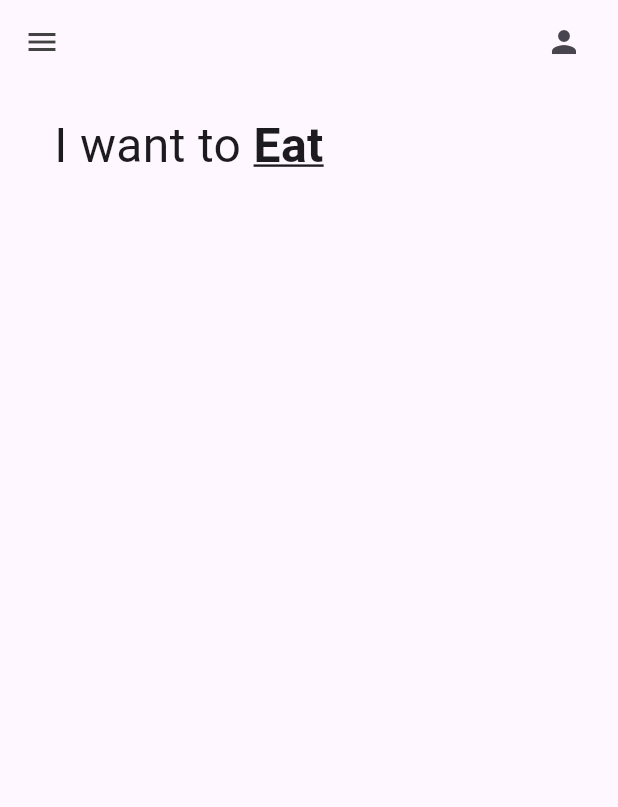
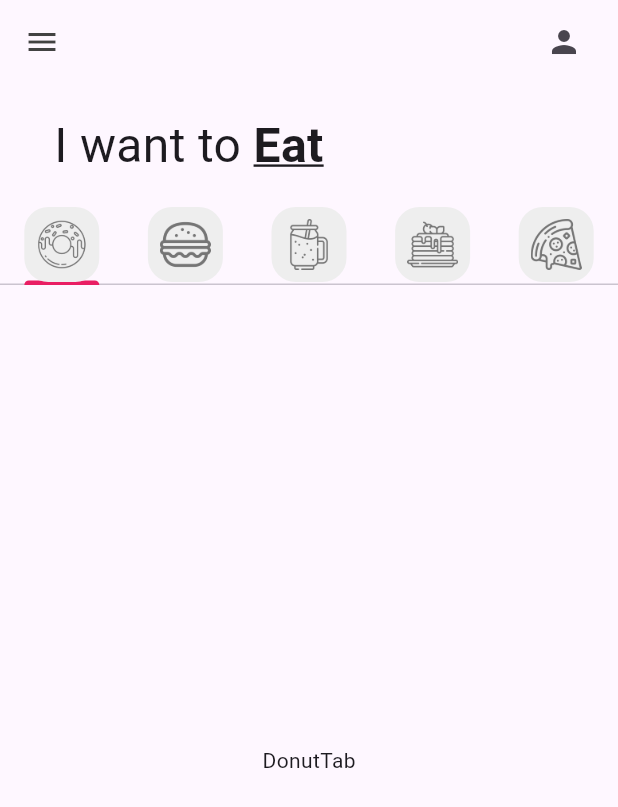
Before and after one commit to Jaimeescobar857/Donnut_App_2a_Escobar., a Flutter app: the screen it shows after launch, on a phone screen of 412 x 824 dp. Shown: the top 807 px of the screen. Run offline on Flutter 3.47's test engine with Material 3 defaults, Android fonts, the phone set to English and light mode, and no system bars.

Commit message:
Starting TabBar Preview

```diff
--- a/lib/main.dart
+++ b/lib/main.dart
@@ -15,6 +15,7 @@ class MyApp extends StatelessWidget {
       debugShowCheckedModeBanner: false,
       title: 'Flutter Demo',
       theme: ThemeData(
+        tabBarTheme: const TabBarTheme(indicatorColor: Colors.pink),
 
         colorScheme: ColorScheme.fromSeed(seedColor: Colors.deepPurple),
         useMaterial3: true,
--- a/lib/pages/home_page.dart
+++ b/lib/pages/home_page.dart
@@ -1,4 +1,10 @@
 import 'package:flutter/material.dart';
+import 'package:flutter_application_1/tabs/burger_tab.dart';
+import 'package:flutter_application_1/tabs/donut_tab.dart';
+import 'package:flutter_application_1/tabs/pancakes_tab.dart';
+import 'package:flutter_application_1/tabs/pizza_tab.dart';
+import 'package:flutter_application_1/tabs/smoothie_tab.dart';
+import 'package:flutter_application_1/utils/my_tab.dart';
 
 class HomePage extends StatefulWidget {
   const HomePage({super.key});
@@ -8,9 +14,24 @@ class HomePage extends StatefulWidget {
 }
 
 class _HomePageState extends State<HomePage> {
+
+  List<Widget> myTabs = [
+    //Donut tab
+    const MyTab(iconpath: 'lib/icons/donut.png'),
+    //Burguer tab
+    const MyTab(iconpath: 'lib/icons/burger.png'),
+    //Smoothie tab
+    const MyTab(iconpath: 'lib/icons/smoothie.png'),
+    //Pancake tab
+    const MyTab(iconpath: 'lib/icons/pancakes.png'),
+    //Pizza tab
+    const MyTab(iconpath: 'lib/icons/pizza.png'),
+  ];
   @override
   Widget build(BuildContext context) {
-    return Scaffold(
+    return DefaultTabController(
+      length: myTabs.length,
+      child: Scaffold(
         appBar: AppBar(
           backgroundColor: Colors.transparent,
           //ícono de la izquierda
@@ -41,14 +62,26 @@ class _HomePageState extends State<HomePage> {
                     )
                 ],
               ),
+            ),
+            //Tab bar
+            TabBar(tabs: myTabs),
+            //Tab bar view
+            Expanded(
+              child: TabBarView(children: [
+                DonutTab(),
+                BurgerTab(),
+                SmoothieTab(),
+                PancakesTab(),
+                PizzaTab(),
+
+
+              ],
+              ),
             )
-          //Tab bar
-
-          //Tab bar view
-
             //Carrito
           ],
         )
+      ),
     );
   }
 }
--- /dev/null
+++ b/lib/tabs/donut_tab.dart
@@ -0,0 +1,13 @@
+import 'package:flutter/material.dart';
+
+class DonutTab extends StatelessWidget {
+  const DonutTab({super.key});
+
+  @override
+  Widget build(BuildContext context) {
+    return Center(
+      child: Text("DonutTab"),
+
+    );
+  }
+}
--- /dev/null
+++ b/lib/utils/my_tab.dart
@@ -0,0 +1,24 @@
+import 'package:flutter/material.dart';
+
+class MyTab extends StatelessWidget {
+  final String iconpath;
+  const MyTab({super.key, required this.iconpath});
+
+  @override
+  Widget build(BuildContext context) {
+    return Tab(
+      height: 50,
+      child: Container(
+        padding: const EdgeInsets.all(8.0),
+        decoration: BoxDecoration(
+          color: Colors.grey[200],
+          borderRadius: BorderRadius.circular(16),
+        ),
+        child: Image.asset(
+          iconpath,
+        color: Colors.grey[600]
+        )
+      )
+    );
+  }
+}
--- a/pubspec.yaml
+++ b/pubspec.yaml
@@ -58,9 +58,9 @@ flutter:
   uses-material-design: true
 
   # To add assets to your application, add an assets section, like this:
-  # assets:
-  #   - images/a_dot_burr.jpeg
-  #   - images/a_dot_ham.jpeg
+  assets:
+  - lib/images/
+  - lib/icons/
 
   # An image asset can refer to one or more resolution-specific "variants", see
   # https://flutter.dev/to/resolution-aware-images
```
Also changed, not shown: lib/tabs/burger_tab.dart (added, +13 -0 lines), lib/tabs/pancakes_tab.dart (added, +13 -0 lines), lib/tabs/pizza_tab.dart (added, +13 -0 lines), lib/tabs/smoothie_tab.dart (added, +13 -0 lines), lib/icons/burger.png (added), lib/icons/donut.png (added), lib/icons/pancakes.png (added), lib/icons/pizza.png (added), lib/icons/smoothie.png (added), lib/images/chocolate_donut.png (added), lib/images/grape_donut.png (added), lib/images/icecream_donut.png (added), lib/images/strawberry_donut.png (added). Lines whose indentation alone changed are shown as unchanged.
